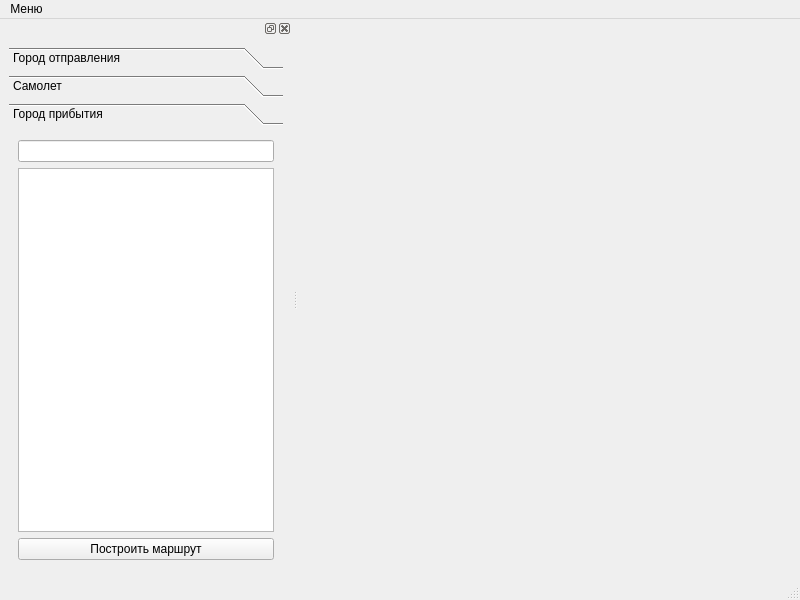
Qt form mainwindow.ui (Shtrulpex/Aircontrol) before a commit.
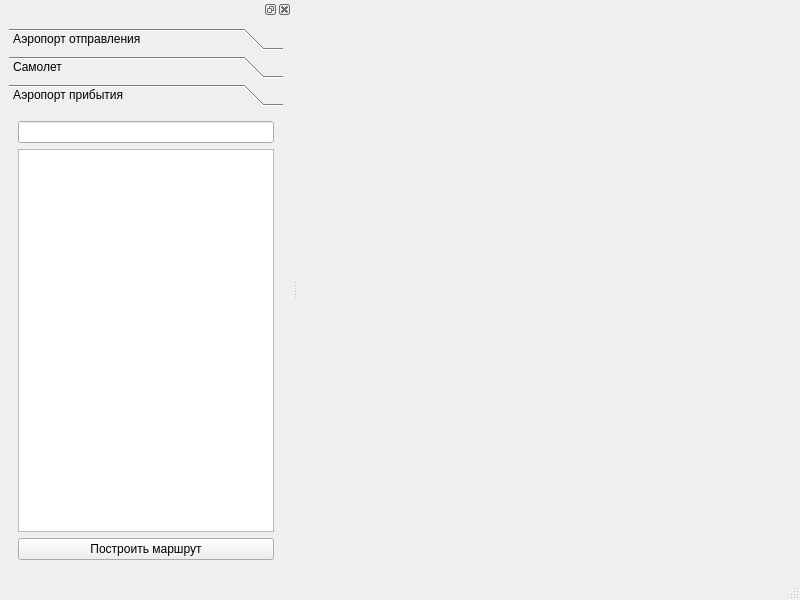
The same form after that commit.

Patch:
```diff
--- a/mainwindow.ui
+++ b/mainwindow.ui
@@ -20,16 +20,9 @@
      <x>0</x>
      <y>0</y>
      <width>800</width>
-     <height>22</height>
+     <height>41</height>
     </rect>
    </property>
-   <widget class="QMenu" name="menu">
-    <property name="title">
-     <string>Меню</string>
-    </property>
-    <addaction name="actionOpen"/>
-   </widget>
-   <addaction name="menu"/>
   </widget>
   <widget class="QStatusBar" name="statusbar"/>
   <widget class="QDockWidget" name="dockWidget">
@@ -59,7 +52,7 @@
          </rect>
         </property>
         <attribute name="label">
-         <string>Город отправления</string>
+         <string>Аэропорт отправления</string>
         </attribute>
         <layout class="QVBoxLayout" name="verticalLayout_2">
          <item>
@@ -112,12 +105,12 @@
          <rect>
           <x>0</x>
           <y>0</y>
-          <width>276</width>
-          <height>426</height>
+          <width>318</width>
+          <height>296</height>
          </rect>
         </property>
         <attribute name="label">
-         <string>Город прибытия</string>
+         <string>Аэропорт прибытия</string>
         </attribute>
         <layout class="QVBoxLayout" name="verticalLayout_5">
          <item>
```
Left out of the diff: 8 changed lines with no effect on the pictures.
